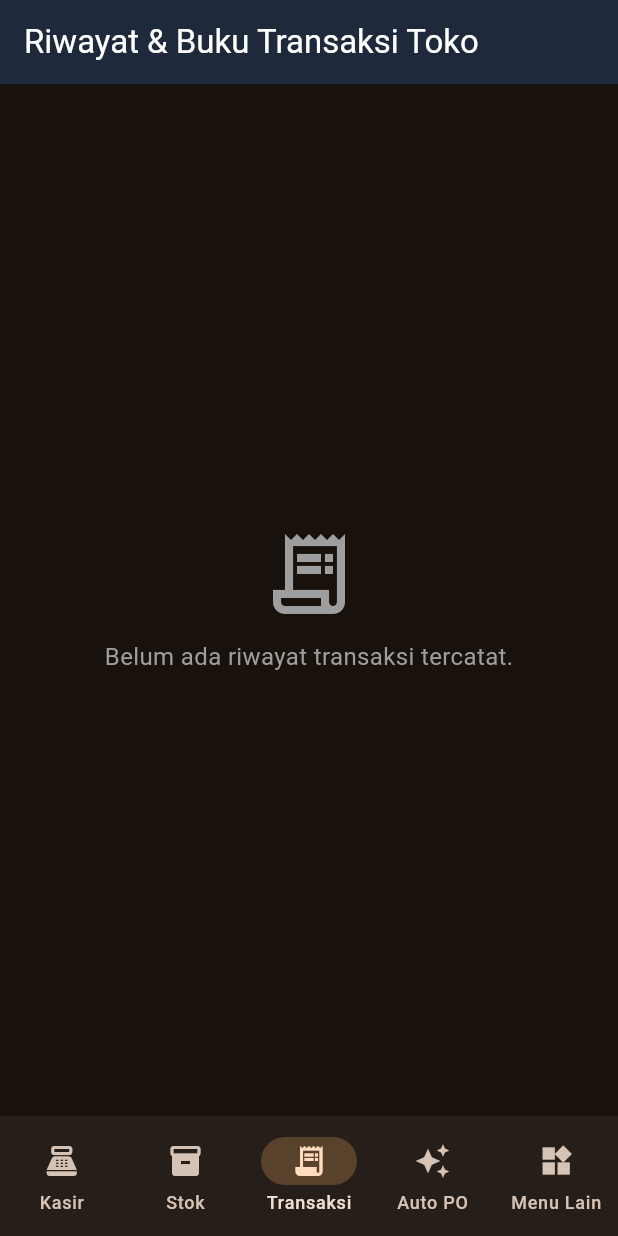
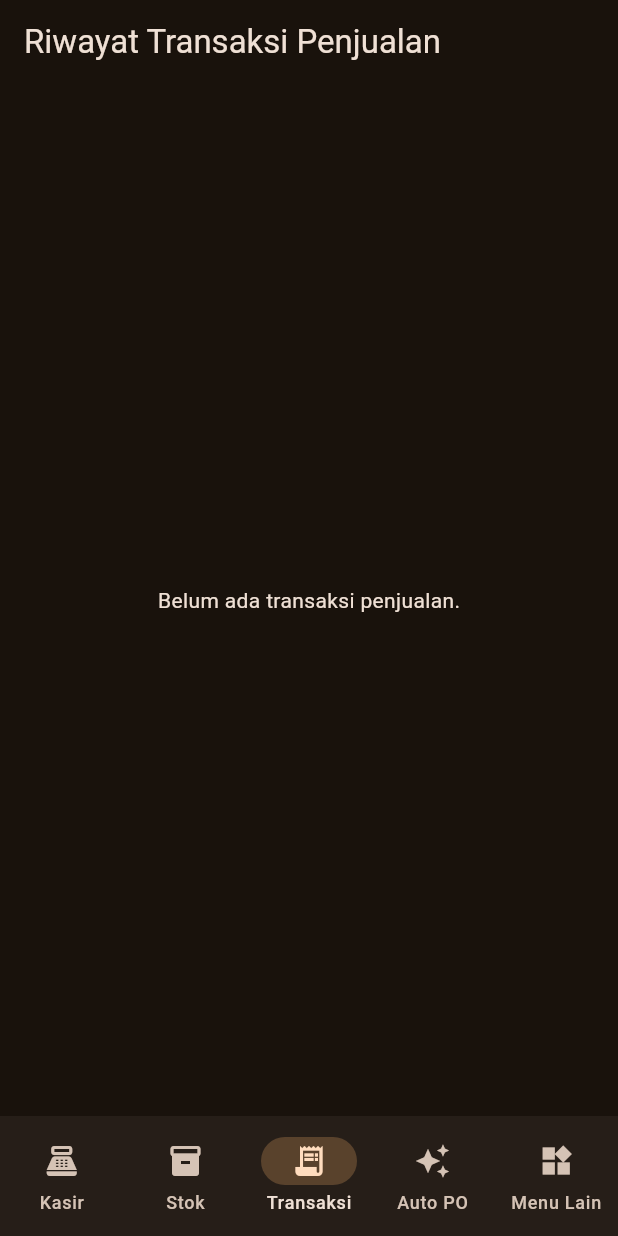
Before and after one commit to afakhor/sonyjaya, a Flutter app: the screen it shows after launch, item 3 of the bottom bar chosen, on a phone screen of 412 x 824 dp. Run offline on Flutter 3.47's test engine with Material 3 defaults, Android fonts, the phone set to English and light mode, and no system bars; our stand-ins replace drift, drift_flutter, flutter_riverpod, isar_community; missing offline and left inert: workmanager; accounts and stored records are empty; generated files the repository leaves out were written again; statements that could not run were skipped.

Commit message:
Update transaksi_screen.dart

```diff
--- a/lib/features/transaksi/transaksi_screen.dart
+++ b/lib/features/transaksi/transaksi_screen.dart
@@ -8,110 +8,56 @@ class TransaksiScreen extends ConsumerWidget {
   @override
   Widget build(BuildContext context, WidgetRef ref) {
     final transaksiAsync = ref.watch(transaksiStreamProvider);
-    const primaryColor = Color(0xFF1E293B);
 
     return Scaffold(
       appBar: AppBar(
-        title: const Text('Riwayat & Buku Transaksi Toko'),
-        backgroundColor: primaryColor,
-        foregroundColor: Colors.white,
+        title: const Text('Riwayat Transaksi Penjualan'),
       ),
       body: transaksiAsync.when(
         data: (listTransaksi) {
           if (listTransaksi.isEmpty) {
-            return const Center(
-              child: Column(
-                mainAxisAlignment: MainAxisAlignment.center,
-                children: [
-                  Icon(Icons.receipt_long_outlined, size: 64, color: Colors.grey),
-                  SizedBox(height: 12),
-                  Text('Belum ada riwayat transaksi tercatat.', style: TextStyle(color: Colors.grey, fontSize: 16)),
-                ],
-              ),
-            );
+            return const Center(child: Text('Belum ada transaksi penjualan.'));
           }
 
-          // Hitung total omset dari transaksi sukses/lunas
-          double totalOmset = listTransaksi
-              .where((t) => t.statusBayar == 'LUNAS')
-              .fold(0, (sum, item) => sum + item.totalHarga);
+          final double totalLunas = listTransaksi
+              .where((t) =>
+                  t.tipe.toLowerCase() == 'lunas' ||
+                  t.tipe.toLowerCase() == 'eceran' ||
+                  t.tipe.toLowerCase() == 'eceran_kasir')
+              .fold(0.0, (sum, item) => sum + (item.qtyPcs * item.hargaJualPerPcs));
 
           return Column(
             children: [
-              // Banner Rekap Omset
               Container(
-                width: double.infinity,
                 padding: const EdgeInsets.all(16),
-                color: Colors.green.shade100,
+                color: Colors.blue.shade50,
                 child: Row(
                   mainAxisAlignment: MainAxisAlignment.spaceBetween,
                   children: [
-                    const Text('Total Omset Masuk (Lunas):', style: TextStyle(fontWeight: FontWeight.bold, fontSize: 16)),
-                    Text('Rp ${totalOmset.toStringAsFixed(0)}', style: const TextStyle(fontWeight: FontWeight.bold, fontSize: 18, color: Colors.green)),
+                    const Text('Total Penjualan Lunas:',
+                        style: TextStyle(fontSize: 16, fontWeight: FontWeight.bold)),
+                    Text(
+                      'Rp ${totalLunas.toStringAsFixed(0)}',
+                      style: const TextStyle(
+                          fontSize: 18, fontWeight: FontWeight.bold, color: Colors.green),
+                    ),
                   ],
                 ),
               ),
-
-              // Daftar Nota Transaksi
               Expanded(
                 child: ListView.builder(
-                  padding: const EdgeInsets.all(8),
                   itemCount: listTransaksi.length,
                   itemBuilder: (context, index) {
-                    final trx = listTransaksi[index];
-                    final isLunas = trx.statusBayar == 'LUNAS';
+                    final item = listTransaksi[index];
+                    final totalItem = item.qtyPcs * item.hargaJualPerPcs;
+                    final tgl = item.tanggal.toLocal().toString().split('.')[0];
 
-                    return Card(
-                      elevation: 2,
-                      margin: const EdgeInsets.symmetric(vertical: 6, horizontal: 8),
-                      shape: RoundedRectangleBorder(borderRadius: BorderRadius.circular(10)),
-                      child: ListTile(
-                        contentPadding: const EdgeInsets.all(16),
-                        leading: CircleAvatar(
-                          backgroundColor: isLunas ? Colors.green.shade100 : Colors.red.shade100,
-                          child: Icon(
-                            isLunas ? Icons.check : Icons.hourglass_top,
-                            color: isLunas ? Colors.green : Colors.red,
-                          ),
-                        ),
-                        title: Text(
-                          'Nota #${trx.id} - ${trx.namaRelasi ?? 'Pelanggan Umum'}',
-                          style: const TextStyle(fontWeight: FontWeight.bold, fontSize: 15),
-                        ),
-                        subtitle: Padding(
-                          padding: const EdgeInsets.only(top: 4.0),
-                          child: Text('Tipe: ${trx.tipe.toUpperCase()} | Tgl: ${trx.tanggal}'),
-                        ),
-                        trailing: Column(
-                          mainAxisAlignment: MainAxisAlignment.center,
-                          crossAxisAlignment: CrossAxisAlignment.end,
-                          children: [
-                            Text(
-                              'Rp ${trx.totalHarga.toStringAsFixed(0)}',
-                              style: TextStyle(
-                                fontWeight: FontWeight.bold,
-                                fontSize: 16,
-                                color: isLunas ? Colors.black87 : Colors.red,
-                              ),
-                            ),
-                            const SizedBox(height: 4),
-                            Container(
-                              padding: const EdgeInsets.symmetric(horizontal: 6, vertical: 2),
-                              decoration: BoxDecoration(
-                                color: isLunas ? Colors.green.shade50 : Colors.red.shade50,
-                                borderRadius: BorderRadius.circular(4),
-                              ),
-                              child: Text(
-                                trx.statusBayar,
-                                style: TextStyle(
-                                  fontSize: 10,
-                                  fontWeight: FontWeight.bold,
-                                  color: isLunas ? Colors.green.shade800 : Colors.red.shade800,
-                                ),
-                              ),
-                            ),
-                          ],
-                        ),
+                    return ListTile(
+                      title: Text('Trx #${item.id} - ${item.tipe.toUpperCase()}'),
+                      subtitle: Text('$tgl | Qty: ${item.qtyPcs} pcs'),
+                      trailing: Text(
+                        'Rp ${totalItem.toStringAsFixed(0)}',
+                        style: const TextStyle(fontWeight: FontWeight.bold),
                       ),
                     );
                   },
@@ -121,7 +67,7 @@ class TransaksiScreen extends ConsumerWidget {
           );
         },
         loading: () => const Center(child: CircularProgressIndicator()),
-        error: (err, _) => Center(child: Text('Error: $err')),
+        error: (err, stack) => Center(child: Text('Error: $err')),
       ),
     );
   }
```
